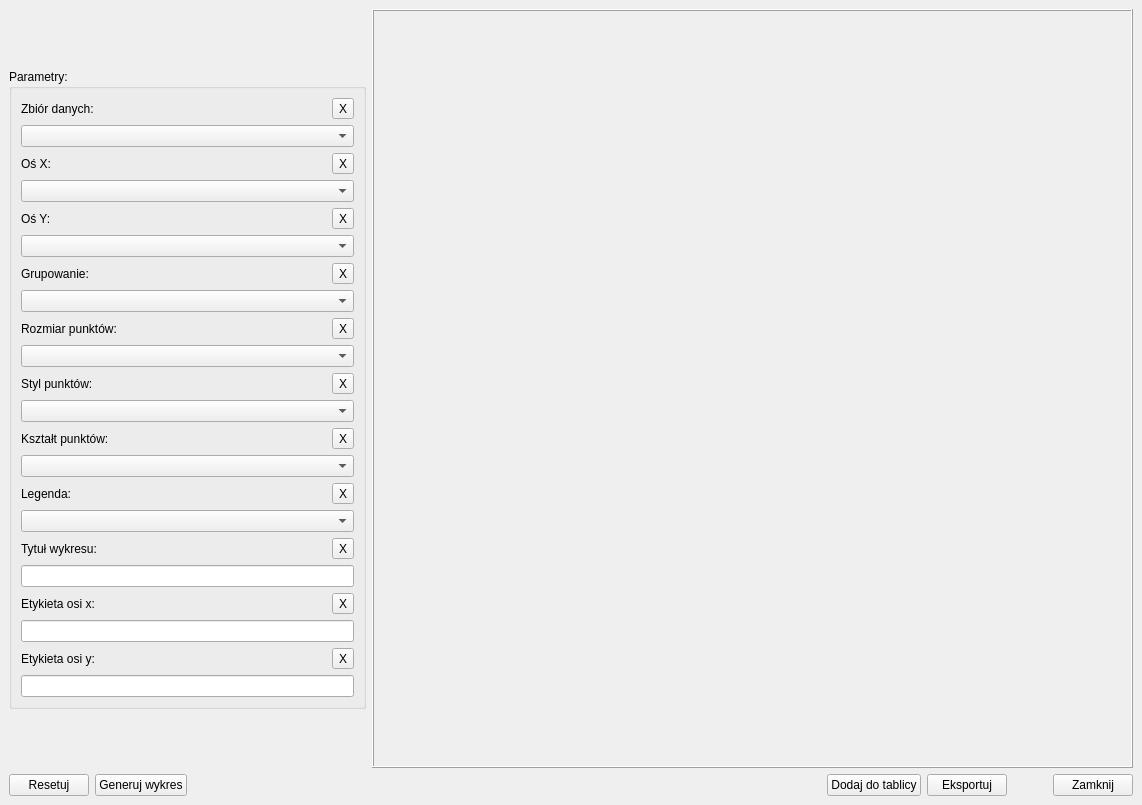
Old version of the form ui/Main/hist-plot-window.ui in the repository OskarLewandowski/dex-data-experience.
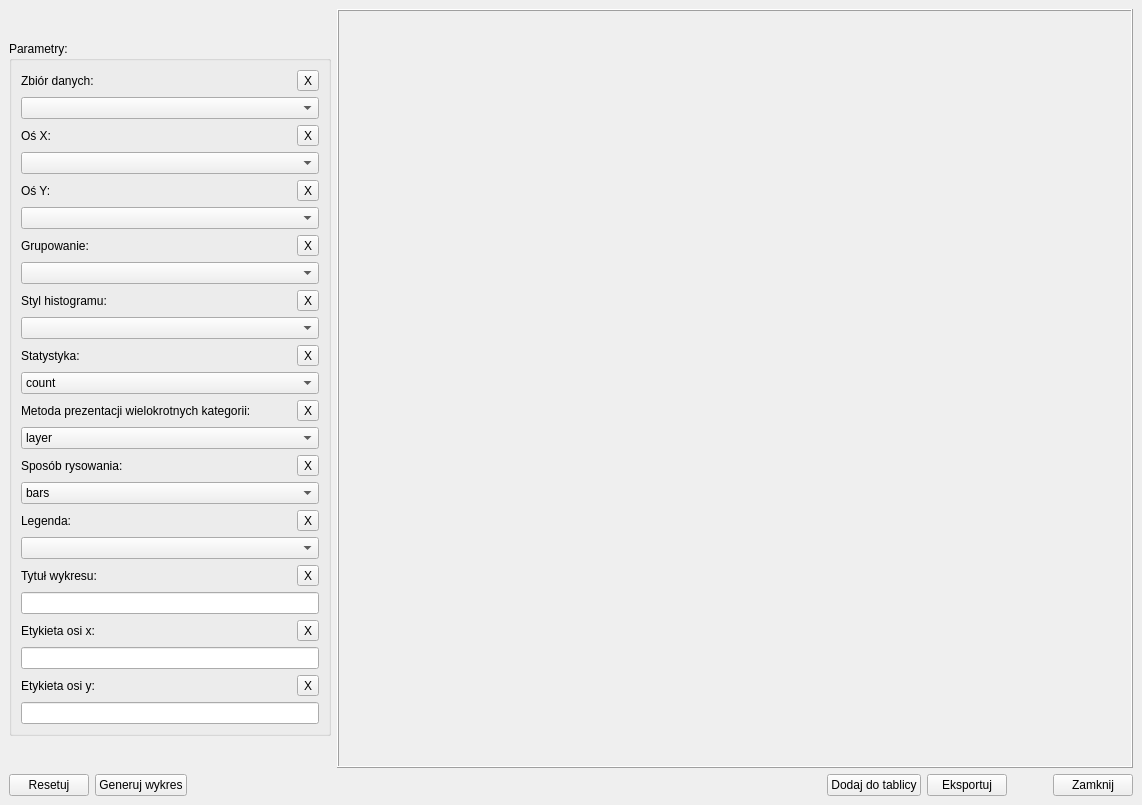
New version of the form.

Commit message: add function to hist plot

```diff
--- a/ui/Main/hist-plot-window.ui
+++ b/ui/Main/hist-plot-window.ui
@@ -241,54 +241,6 @@
                </item>
               </layout>
              </item>
-             <item>
-              <layout class="QVBoxLayout" name="verticalLayout_7">
-               <item>
-                <layout class="QHBoxLayout" name="horizontalLayout_7">
-                 <item>
-                  <widget class="QLabel" name="label_5">
-                   <property name="text">
-                    <string>Rozmiar punktów:</string>
-                   </property>
-                  </widget>
-                 </item>
-                 <item>
-                  <spacer name="horizontalSpacer_7">
-                   <property name="orientation">
-                    <enum>Qt::Horizontal</enum>
-                   </property>
-                   <property name="sizeHint" stdset="0">
-                    <size>
-                     <width>40</width>
-                     <height>20</height>
-                    </size>
-                   </property>
-                  </spacer>
-                 </item>
-                 <item>
-                  <widget class="QToolButton" name="toolButton_Size">
-                   <property name="text">
-                    <string>X</string>
-                   </property>
-                  </widget>
-                 </item>
-                </layout>
-               </item>
-               <item>
-                <widget class="QComboBox" name="comboBox_Size">
-                 <property name="minimumSize">
-                  <size>
-                   <width>250</width>
-                   <height>0</height>
-                  </size>
-                 </property>
-                 <property name="placeholderText">
-                  <string>Wybierz dane według, których ustalić rozmiar punktów...</string>
-                 </property>
-                </widget>
-               </item>
-              </layout>
-             </item>
              <item>
               <layout class="QVBoxLayout" name="verticalLayout_15">
                <item>
@@ -296,7 +248,7 @@
                  <item>
                   <widget class="QLabel" name="label_6">
                    <property name="text">
-                    <string>Styl punktów:</string>
+                    <string>Styl histogramu:</string>
                    </property>
                   </widget>
                  </item>
@@ -334,7 +286,7 @@
                   <number>-1</number>
                  </property>
                  <property name="placeholderText">
-                  <string>Wybierz styl punktów...</string>
+                  <string>Wybierz styl histogramu...</string>
                  </property>
                  <item>
                   <property name="text">
@@ -420,7 +372,7 @@
                    <item>
                     <widget class="QLabel" name="label_7">
                      <property name="text">
-                      <string>Kształt punktów:</string>
+                      <string>Statystyka:</string>
                      </property>
                     </widget>
                    </item>
@@ -455,14 +407,14 @@
                     </size>
                    </property>
                    <property name="currentIndex">
-                    <number>-1</number>
+                    <number>0</number>
                    </property>
                    <property name="placeholderText">
-                    <string>Wybierz kształt punktów...</string>
+                    <string/>
                    </property>
                    <item>
                     <property name="text">
-                     <string>.</string>
+                     <string>count</string>
                     </property>
                    </item>
                    <item>
@@ -485,24 +437,59 @@
                      <string>^</string>
                     </property>
                    </item>
+                  </widget>
+                 </item>
+                </layout>
+               </item>
+              </layout>
+             </item>
                    <item>
+              <layout class="QVBoxLayout" name="verticalLayout_7">
+               <item>
+                <layout class="QHBoxLayout" name="horizontalLayout_7">
+                 <item>
+                  <widget class="QLabel" name="label_5">
                     <property name="text">
-                     <string>&gt;</string>
-                    </property>
+                    <string>Metoda prezentacji wielokrotnych kategorii:</string>
+                   </property>
+                  </widget>
                    </item>
                    <item>
-                    <property name="text">
-                     <string>&lt;</string>
-                    </property>
+                  <spacer name="horizontalSpacer_7">
+                   <property name="orientation">
+                    <enum>Qt::Horizontal</enum>
+                   </property>
+                   <property name="sizeHint" stdset="0">
+                    <size>
+                     <width>40</width>
+                     <height>20</height>
+                    </size>
+                   </property>
+                  </spacer>
                    </item>
                    <item>
+                  <widget class="QToolButton" name="toolButton_Multiple">
                     <property name="text">
-                     <string>+</string>
-                    </property>
-                   </item>
+                    <string>X</string>
+                   </property>
+                  </widget>
+                 </item>
+                </layout>
+               </item>
                    <item>
+                <widget class="QComboBox" name="comboBox_Multiple">
+                 <property name="minimumSize">
+                  <size>
+                   <width>250</width>
+                   <height>0</height>
+                  </size>
+                 </property>
+                 <property name="placeholderText">
+                  <string/>
+                 </property>
+                 <item>
                     <property name="text">
-                     <string>x</string>
+                   <string>layer</string>
                     </property>
                    </item>
                    <item>
@@ -517,27 +504,51 @@
                    </item>
                    <item>
                     <property name="text">
-                     <string>-</string>
-                    </property>
-                   </item>
+                   <string>fill</string>
+                  </property>
+                 </item>
+                </widget>
+               </item>
+              </layout>
+             </item>
                    <item>
+              <layout class="QVBoxLayout" name="verticalLayout_16">
+               <item>
+                <layout class="QHBoxLayout" name="horizontalLayout_15">
+                 <item>
+                  <widget class="QLabel" name="label_12">
                     <property name="text">
-                     <string>--</string>
-                    </property>
+                    <string>Sposób rysowania:</string>
+                   </property>
+                  </widget>
                    </item>
                    <item>
-                    <property name="text">
-                     <string>|</string>
-                    </property>
+                  <spacer name="horizontalSpacer_14">
+                   <property name="orientation">
+                    <enum>Qt::Horizontal</enum>
+                   </property>
+                   <property name="sizeHint" stdset="0">
+                    <size>
+                     <width>40</width>
+                     <height>20</height>
+                    </size>
+                   </property>
+                  </spacer>
                    </item>
                    <item>
+                  <widget class="QToolButton" name="toolButton_Element">
                     <property name="text">
-                     <string>:</string>
-                    </property>
-                   </item>
+                    <string>X</string>
+                   </property>
+                  </widget>
+                 </item>
+                </layout>
+               </item>
                    <item>
+                <widget class="QComboBox" name="comboBox_Element">
+                 <item>
                     <property name="text">
-                     <string>*</string>
+                   <string>bars</string>
                     </property>
                    </item>
                    <item>
@@ -551,8 +562,6 @@
                     </property>
                    </item>
                   </widget>
-                 </item>
-                </layout>
                </item>
               </layout>
              </item>
```
Left out of the diff: 44 changed lines with no effect on the pictures. Lines whose indentation alone changed are shown as unchanged. The commit also changes 2 other files.
